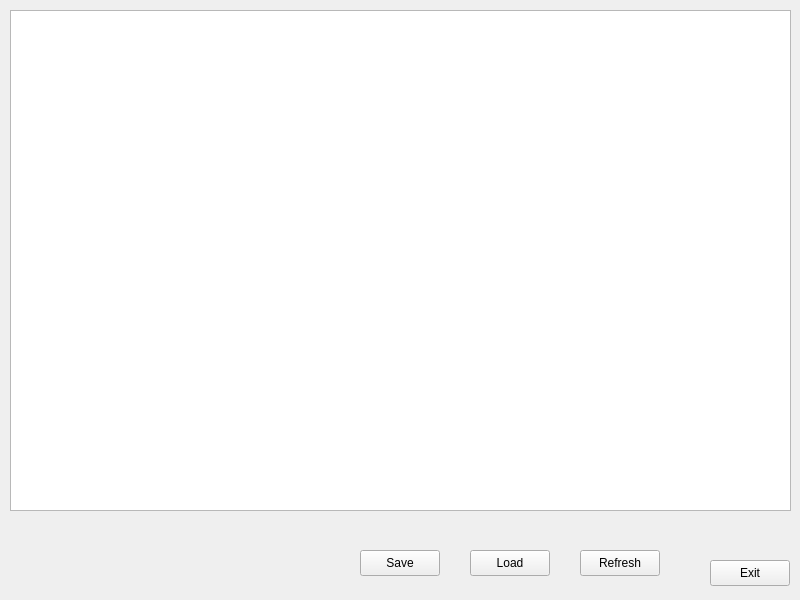
Amberskies/Amberskies_Qt, file MMO/User_Data/DataWindow.ui: the form before one commit.
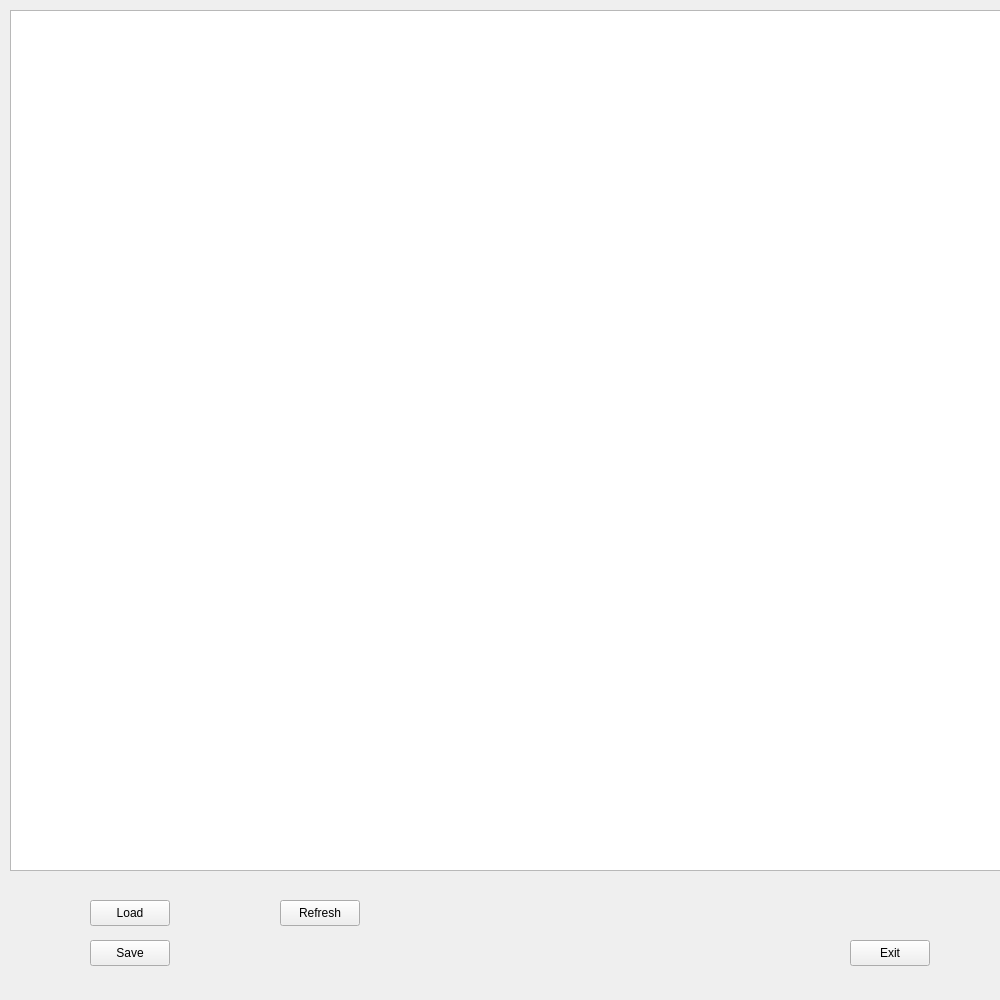
The form after the commit. Custom widgets are drawn as their Qt base class.

Commit message: Load Data complete

```diff
--- a/MMO/User_Data/DataWindow.ui
+++ b/MMO/User_Data/DataWindow.ui
@@ -6,8 +6,8 @@
    <rect>
     <x>0</x>
     <y>0</y>
-    <width>800</width>
-    <height>600</height>
+    <width>1000</width>
+    <height>1000</height>
    </rect>
   </property>
   <property name="windowTitle">
@@ -19,16 +19,16 @@
      <rect>
       <x>10</x>
       <y>10</y>
-      <width>781</width>
-      <height>501</height>
+      <width>1050</width>
+      <height>861</height>
      </rect>
     </property>
    </widget>
    <widget class="QPushButton" name="SaveButton">
     <property name="geometry">
      <rect>
-      <x>360</x>
-      <y>550</y>
+      <x>90</x>
+      <y>940</y>
       <width>80</width>
       <height>26</height>
      </rect>
@@ -40,8 +40,8 @@
    <widget class="QPushButton" name="LoadButton">
     <property name="geometry">
      <rect>
-      <x>470</x>
-      <y>550</y>
+      <x>90</x>
+      <y>900</y>
       <width>80</width>
       <height>26</height>
      </rect>
@@ -53,8 +53,8 @@
    <widget class="QPushButton" name="RefreshButton">
     <property name="geometry">
      <rect>
-      <x>580</x>
-      <y>550</y>
+      <x>280</x>
+      <y>900</y>
       <width>80</width>
       <height>26</height>
      </rect>
@@ -66,8 +66,8 @@
    <widget class="QPushButton" name="ExitButton">
     <property name="geometry">
      <rect>
-      <x>710</x>
-      <y>560</y>
+      <x>850</x>
+      <y>940</y>
       <width>80</width>
       <height>26</height>
      </rect>
@@ -76,6 +76,17 @@
      <string>Exit</string>
     </property>
    </widget>
+   <widget class="QWidget" name="formLayoutWidget">
+    <property name="geometry">
+     <rect>
+      <x>610</x>
+      <y>450</y>
+      <width>160</width>
+      <height>80</height>
+     </rect>
+    </property>
+    <layout class="QFormLayout" name="formLayout"/>
+   </widget>
   </widget>
  </widget>
  <customwidgets>
```
The commit also changes 4 other files.
